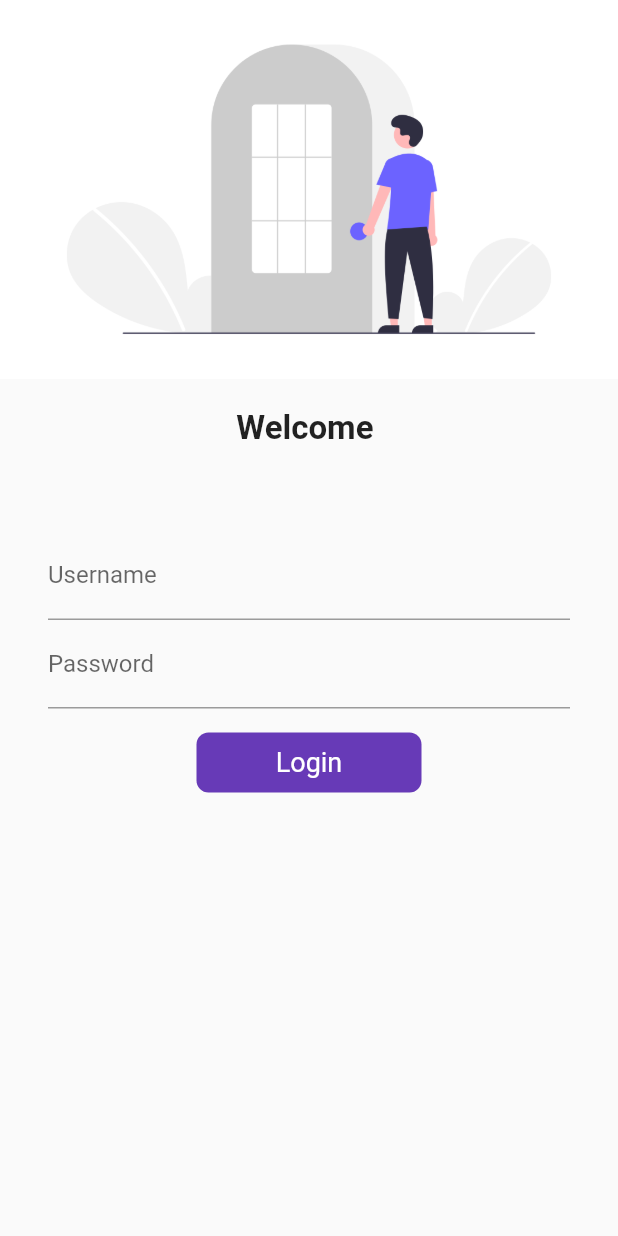
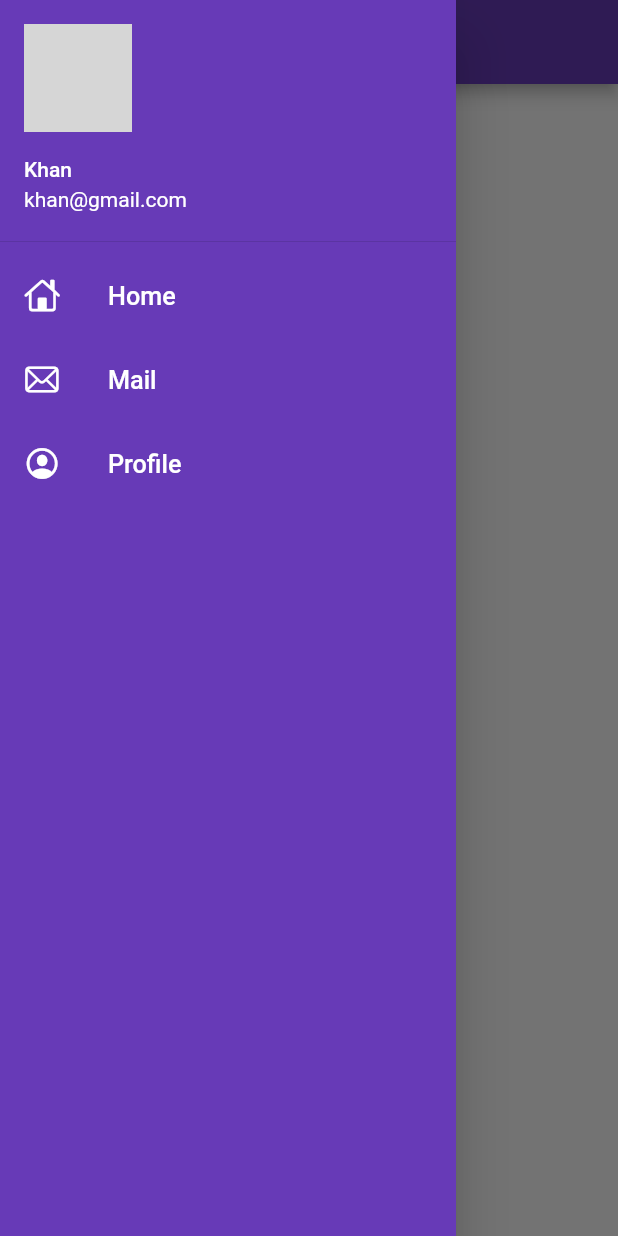
Before and after one commit to khuram2025/mflutter, a Flutter app: the screen it shows after launch, with the side drawer open (before the commit the screen has no drawer), on a phone screen of 412 x 824 dp. Run offline on Flutter 3.47's test engine with Material 2 defaults, Android fonts, the phone set to English and light mode, and no system bars; network calls fail; grey boxes are pictures that could not be loaded.

Commit message:
Day 9 Completed

```diff
--- a/lib/main.dart
+++ b/lib/main.dart
@@ -17,12 +17,13 @@ class MyApp extends StatelessWidget {
       // home: HomePage(),
       themeMode: ThemeMode.light,
       theme: ThemeData(primarySwatch: Colors.deepPurple),
+      debugShowCheckedModeBanner: false,
       darkTheme: ThemeData(
         brightness: Brightness.dark,
         primarySwatch: Colors.deepPurple,
       ),
       routes: {
-        "/": (context) => LoginPage(),
+        "/": (context) => HomePage(),
         // MyRoutes.loginRoute : (context)=> LoginPage(),
         MyRoutes.homeRoute : (context)=> HomePage(),
       },
--- a/lib/pages/home_page.dart
+++ b/lib/pages/home_page.dart
@@ -1,4 +1,5 @@
 import 'package:flutter/material.dart';
+import 'package:mfluter/pages/widgets/drawer.dart';
 
 class HomePage extends StatelessWidget {
 
@@ -16,7 +17,7 @@ class HomePage extends StatelessWidget {
           child: Text("Welcome to $days days of Flutter"),
         ),
       ),
-      drawer: Drawer(),
+      drawer: MyDrawer(),
     );
   }
 }
--- /dev/null
+++ b/lib/pages/widgets/drawer.dart
@@ -0,0 +1,45 @@
+import 'package:flutter/cupertino.dart';
+import 'package:flutter/material.dart';
+
+class MyDrawer extends StatelessWidget {
+  const MyDrawer({Key? key}) : super(key: key);
+
+  @override
+  Widget build(BuildContext context) {
+    final imageURL = "https://picsum.photos/200";
+    return Drawer(
+      child: Container(
+        decoration: BoxDecoration(
+            color: Colors.deepPurple
+        ),
+        child: ListView(
+          padding: EdgeInsets.zero,
+          children: [
+            DrawerHeader(
+              padding: EdgeInsets.zero,
+             child: UserAccountsDrawerHeader(
+               margin: EdgeInsets.zero,
+               accountName: Text("Khan"),
+               accountEmail: Text("khan@gmail.com"),
+               currentAccountPicture: CircleAvatar(
+                 backgroundImage: NetworkImage(imageURL),
+               )),
+            ),
+            ListTile(
+              leading: Icon(CupertinoIcons.home, color: Colors.white,),
+              title: Text("Home", textScaleFactor:1.2, style: TextStyle(color: Colors.white, ),),
+            ),
+            ListTile(
+              leading: Icon(CupertinoIcons.mail, color: Colors.white,),
+              title: Text("Mail", textScaleFactor:1.2, style: TextStyle(color: Colors.white, ),),
+            ),
+            ListTile(
+              leading: Icon(CupertinoIcons.profile_circled, color: Colors.white,),
+              title: Text("Profile", textScaleFactor:1.2, style: TextStyle(color: Colors.white, ),),
+            )
+          ],
+        ),
+      ),
+    );
+  }
+}
```
Also changed, not shown: lib/pages/login_page.dart (+33 -9 lines).
